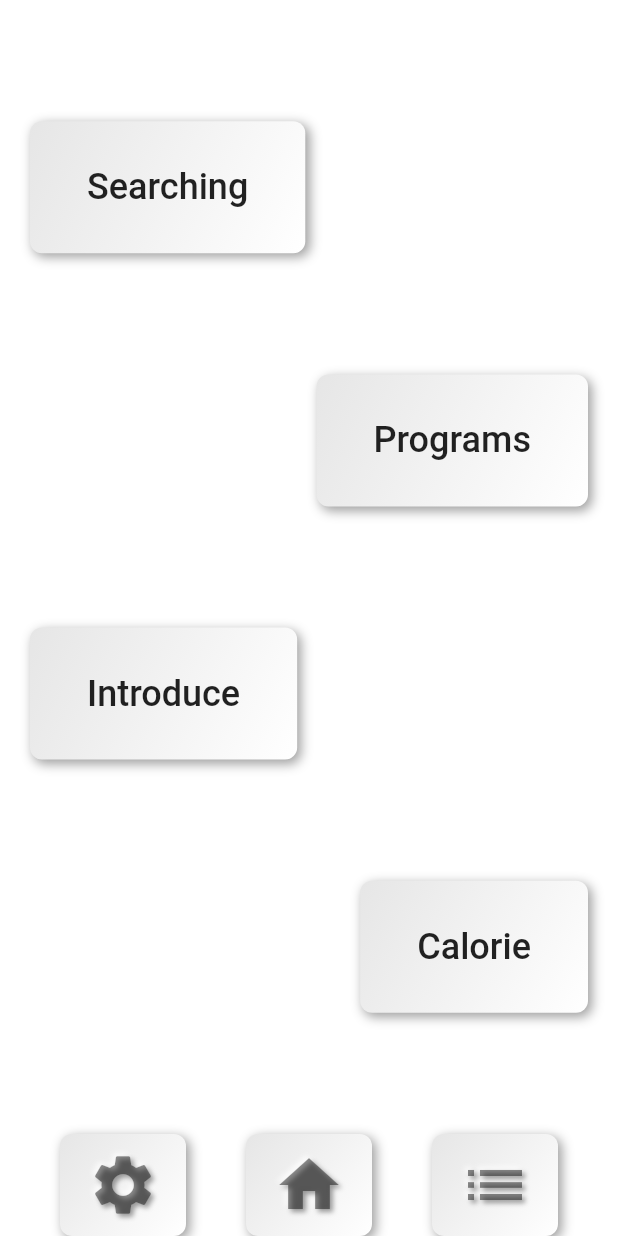
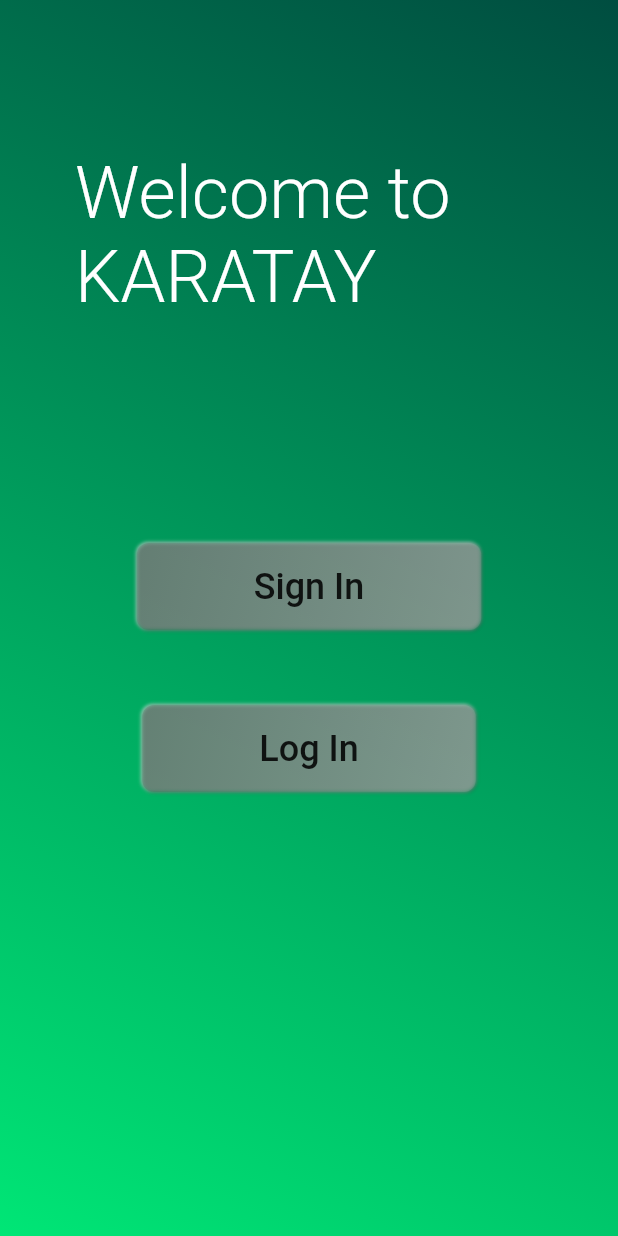
Before and after one commit to ferhatosanoglu/Karatay, a Flutter app: the screen it shows after launch, on a phone screen of 412 x 824 dp. Run offline on Flutter 3.47's test engine with Material 2 defaults, Android fonts, the light colour scheme and no system bars; drawn by our look-alikes of flutter_neumorphic; statements that could not run were skipped.

Commit message:
feat: WelcomePage

```diff
--- a/lib/main.dart
+++ b/lib/main.dart
@@ -1,8 +1,13 @@
 import 'package:karatay/pages/HomePage.dart';
 import 'package:karatay/pages/SearchPage.dart';
 import 'package:flutter/material.dart';
+import 'package:karatay/pages/WelcomePage.dart';
+
+import 'pages/HomePage.dart';
+import 'pages/HomePage.dart';
 
 void main() {
+  Paint.enableDithering=true;
   runApp(MyApp());
 }
 
@@ -14,7 +19,7 @@ class MyApp extends StatelessWidget {
       theme: ThemeData(
         primarySwatch: Colors.blue,
       ),
-      home: HomePage(),
+      home: WelcomePage(),
       //MyHomePage(title: 'karatay Home Page')
     );
   }
--- a/lib/pages/HomePage.dart
+++ b/lib/pages/HomePage.dart
@@ -56,7 +56,7 @@ class _HomePageState extends State<HomePage> {
 NeumorphicButton neuBottomButton(icon) {
     return NeumorphicButton(
       style: NeumorphicStyle(
-        depth: 5,
+        depth: 0,
         color: Colors.white,
         shape: NeumorphicShape.concave,
       ),
@@ -73,7 +73,7 @@ NeumorphicButton neumorphicButton(TextStyle yaziStil, String yazi){
     style: NeumorphicStyle(
       depth: 5,
       color: Colors.white,
-      shape: NeumorphicShape.concave
+      shape: NeumorphicShape.concave,
     ),
     child: Padding(
       padding: const EdgeInsets.all(20.0),
--- /dev/null
+++ b/lib/pages/WelcomePage.dart
@@ -0,0 +1,87 @@
+import 'package:flutter/material.dart';
+import 'package:flutter_neumorphic/flutter_neumorphic.dart';
+
+extension ColorExtension on String {
+  toColor() {
+    var hexColor = this.replaceAll("#", "");
+    if (hexColor.length == 6) {
+      hexColor = "FF" + hexColor;
+    }
+    if (hexColor.length == 8) {
+      return Color(int.parse("0x$hexColor"));
+    }
+  }
+}
+class WelcomePage extends StatefulWidget {
+  @override
+  _WelcomePageState createState() => _WelcomePageState();
+}
+
+class _WelcomePageState extends State<WelcomePage> {
+  @override
+  Widget build(BuildContext context) {
+    var yaziStil = Theme.of(context).textTheme.bodyText1.apply(fontSizeDelta: 10);
+
+    return SafeArea(
+          child: Scaffold(
+          body: Center(
+      child: Container(
+        child: Column(
+          children: [
+            Center(
+              child: Padding(
+                padding: const EdgeInsets.symmetric(horizontal: 50,vertical: 100),
+                child: Text(
+                  'Welcome to KARATAY',
+                  style: TextStyle(
+                    color: Colors.white,
+                    fontSize: 48.0,
+                    fontWeight: FontWeight.w300
+                  ),
+                ),
+              ),
+            ),
+            Center(
+              child: Padding
+              (
+                padding: const EdgeInsets.symmetric(vertical: 50),
+                child: neumorphicButton(yaziStil, "Sign In")),
+            ),
+            Center(
+              child: neumorphicButton(yaziStil, 'Log In'),
+            ),
+          ],
+        ),
+        decoration: BoxDecoration(
+          gradient: LinearGradient(
+            begin: Alignment.topRight,
+            end: Alignment.bottomLeft,
+            colors: [
+              Colors.teal[900],
+              Colors.greenAccent[400]
+            ]
+          ),
+        ),
+      ),
+          ),
+        ),
+    );
+  }
+}
+NeumorphicButton neumorphicButton(TextStyle yaziStil, String yazi){
+  return NeumorphicButton(
+    style: NeumorphicStyle(
+      depth: 1,
+      color: Colors.transparent,
+      shape: NeumorphicShape.concave,
+    ),
+    child: Padding(
+      padding: const EdgeInsets.symmetric(horizontal: 60,vertical: 5),
+      child: Text(
+        yazi,
+        style: yaziStil,
+      ),
+    ),
+    onPressed: () {},
+  );
+}
--- a/pubspec.yaml
+++ b/pubspec.yaml
@@ -29,6 +29,7 @@ dependencies:
   # Use with the CupertinoIcons class for iOS style icons.
   cupertino_icons: ^1.0.2
   flutter_neumorphic: ^3.1.0
+  animated_text_kit: ^3.1.2
 dev_dependencies:
   flutter_test:
     sdk: flutter
```
Also changed, not shown: pubspec.lock.
